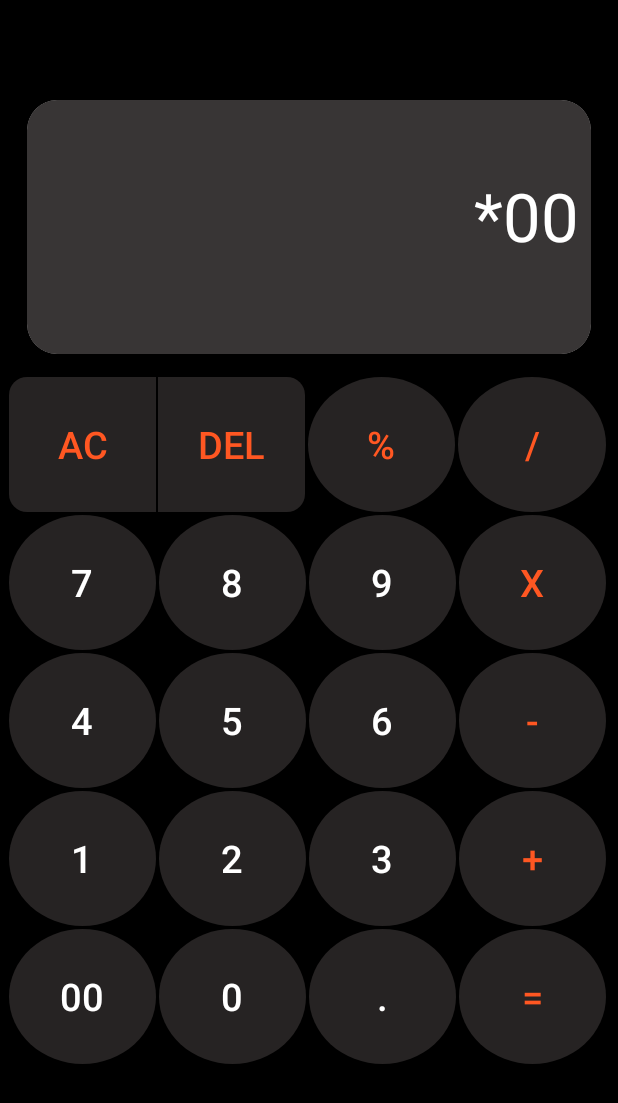
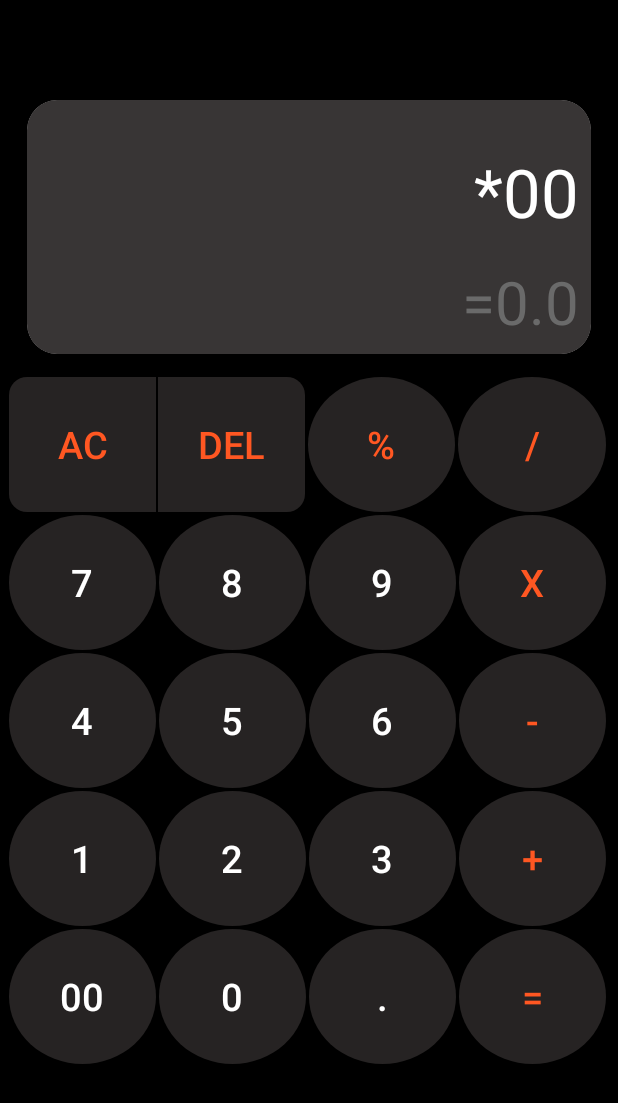
Before and after one commit to Kkc312002/Calculator, an Android app: the screen it shows after launch (MainActivity), after a tap on "00", on a phone screen of 412 x 824 dp. Shown: the top 1103 px of the screen. Run offline under Robolectric (Android 15) with nearby library versions, the phone set to English and light mode, and no system bars; 1 statement that could not run was skipped; 1 other tap on this screen came first.

Commit message:
Bug fixes

```diff
--- a/app/src/main/res/layout/activity_main.xml
+++ b/app/src/main/res/layout/activity_main.xml
@@ -17,12 +17,13 @@
         app:cardCornerRadius="20sp"
         android:background="#ED292626"
         android:layout_marginTop="45sp">
+
         <RelativeLayout
             android:layout_width="match_parent"
             android:layout_height="match_parent">
 
-            <EditText
-                android:id="@+id/editText"
+            <TextView
+                android:id="@+id/txtMain"
                 android:layout_width="match_parent"
                 android:layout_height="match_parent"
                 android:layout_above="@+id/txtResult"
@@ -31,16 +32,17 @@
                 android:background="#ED292626"
                 android:gravity="end|bottom"
                 android:textColor="@color/white"
-                android:textSize="20pt"
-                android:hint="@string/_0"/>
+                android:textSize="20pt"/>
 
             <TextView
+                android:id="@+id/txtResult"
                 android:layout_width="match_parent"
                 android:layout_height="wrap_content"
                 android:background="#ED292626"
-                android:id="@+id/txtResult"
+                android:hint="@string/_0"
+                android:padding="8sp"
                 android:layout_alignParentBottom="true"
-                android:textColor="@color/white"
+                android:textColor="#6A6A6A"
                 android:textSize="18pt"
                 android:gravity="end"/>
 
@@ -128,6 +130,7 @@
                 android:layout_height="90sp"
                 android:layout_width="60sp"
                 android:background="@drawable/btn_design"/>
+
             <androidx.appcompat.widget.AppCompatButton
                 android:id="@+id/btnEight"
                 android:text="@string/_8"
@@ -150,6 +153,7 @@
                 android:layout_height="90sp"
                 android:layout_width="60sp"
                 android:background="@drawable/btn_design"/>
+
             <androidx.appcompat.widget.AppCompatButton
                 android:id="@+id/btnMultiply"
                 android:text="@string/x"
--- a/app/src/main/res/values/colors.xml
+++ b/app/src/main/res/values/colors.xml
@@ -2,4 +2,5 @@
 <resources>
     <color name="black">#FF000000</color>
     <color name="white">#FFFFFFFF</color>
+    <color name="gray">#6A6A6A</color>
 </resources>
```
Also changed, not shown: app/src/main/java/com/example/calculator/MainActivity.java (+75 -32 lines).
